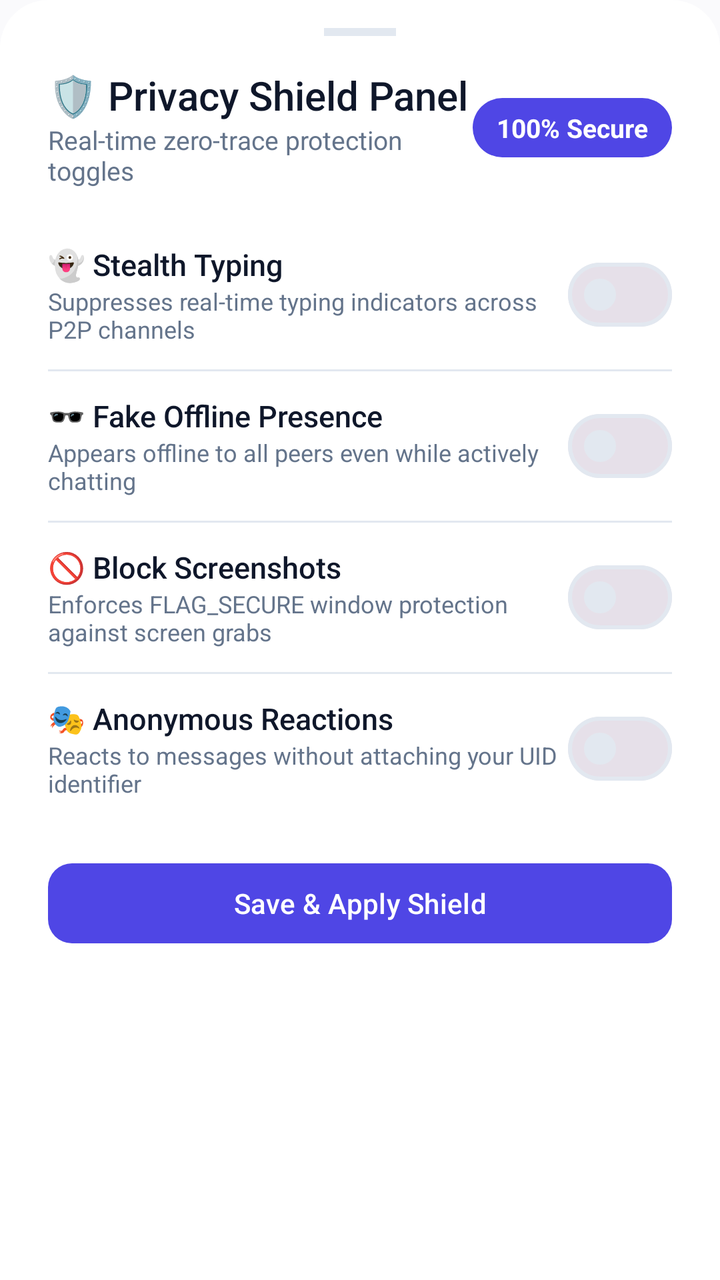
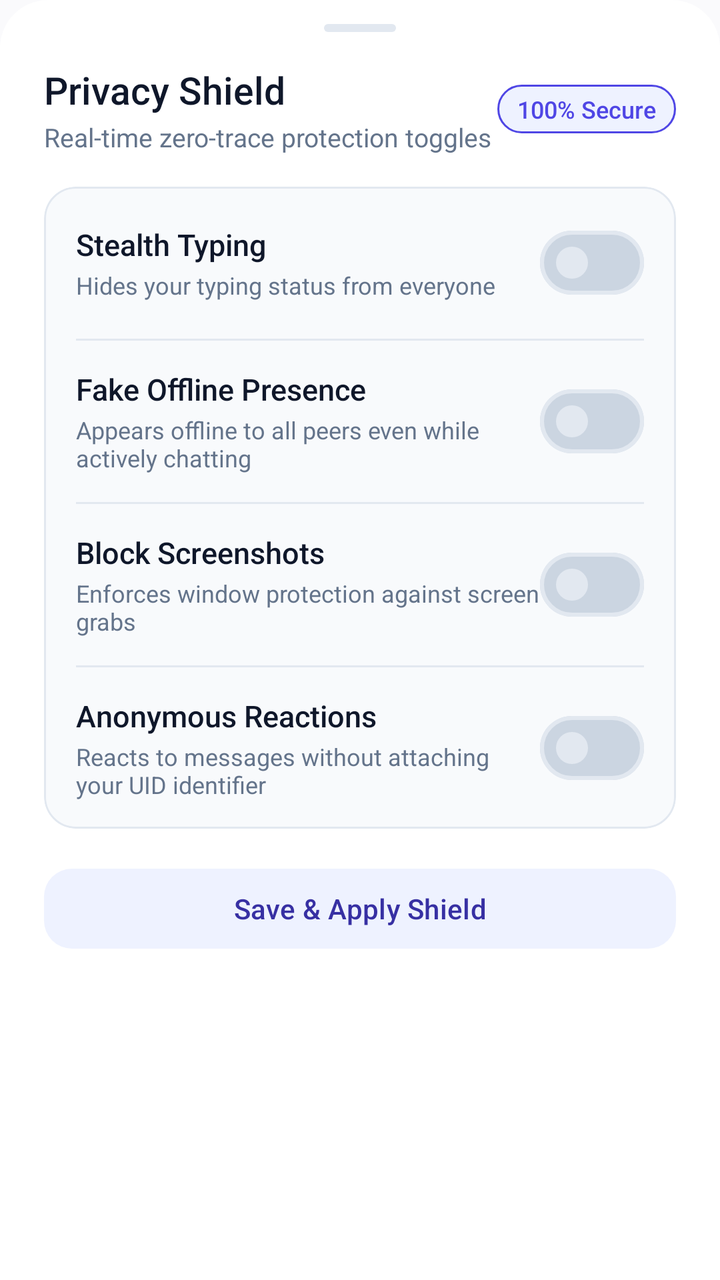

Two renders of the same Android screen: before a commit and after it. Below are the layout's source before the change and the commit's diff.
<!-- AndroidManifest.xml: application theme Theme.VEIL -->
<!-- res/layout/dialog_privacy_shield_sheet.xml -->
<?xml version="1.0" encoding="utf-8"?>
<LinearLayout xmlns:android="http://schemas.android.com/apk/res/android"
    xmlns:app="http://schemas.android.com/apk/res-auto"
    android:layout_width="match_parent"
    android:layout_height="wrap_content"
    android:orientation="vertical"
    android:background="@drawable/bottom_sheet_background"
    android:paddingStart="24dp"
    android:paddingEnd="24dp"
    android:paddingTop="14dp"
    android:paddingBottom="28dp">

    
    <View
        android:layout_width="36dp"
        android:layout_height="4dp"
        android:background="@color/colorOutline"
        android:layout_gravity="center_horizontal"
        android:layout_marginBottom="16dp" />

    <LinearLayout
        android:layout_width="match_parent"
        android:layout_height="wrap_content"
        android:orientation="horizontal"
        android:gravity="center_vertical"
        android:layout_marginBottom="16dp">

        <LinearLayout
            android:layout_width="0dp"
            android:layout_height="wrap_content"
            android:layout_weight="1"
            android:orientation="vertical">

            <TextView
                android:layout_width="wrap_content"
                android:layout_height="wrap_content"
                android:text="🛡️ Privacy Shield Panel"
                android:textColor="@color/textPrimary"
                android:textSize="20sp"
                android:fontFamily="sans-serif-medium" />

            <TextView
                android:id="@+id/tvShieldSubtitle"
                android:layout_width="wrap_content"
                android:layout_height="wrap_content"
                android:text="Real-time zero-trace protection toggles"
                android:textColor="@color/textSecondary"
                android:textSize="13sp" />
        </LinearLayout>

        <TextView
            android:id="@+id/tvPrivacyScoreBadge"
            android:layout_width="wrap_content"
            android:layout_height="wrap_content"
            android:background="@drawable/bg_pill_primary"
            android:paddingStart="12dp"
            android:paddingEnd="12dp"
            android:paddingTop="6dp"
            android:paddingBottom="6dp"
            android:text="100% Secure"
            android:textColor="@android:color/white"
            android:textStyle="bold"
            android:textSize="13sp" />
    </LinearLayout>

    
    <LinearLayout
        android:layout_width="match_parent"
        android:layout_height="wrap_content"
        android:orientation="horizontal"
        android:gravity="center_vertical"
        android:paddingTop="12dp"
        android:paddingBottom="12dp">

        <LinearLayout
            android:layout_width="0dp"
            android:layout_height="wrap_content"
            android:layout_weight="1"
            android:orientation="vertical">

            <TextView
                android:layout_width="wrap_content"
                android:layout_height="wrap_content"
                android:text="👻 Stealth Typing"
                android:textColor="@color/textPrimary"
                android:textSize="15sp"
                android:fontFamily="sans-serif-medium" />

            <TextView
                android:layout_width="wrap_content"
                android:layout_height="wrap_content"
                android:text="Suppresses real-time typing indicators across P2P channels"
                android:textColor="@color/textSecondary"
                android:textSize="12sp" />
        </LinearLayout>

        <com.google.android.material.materialswitch.MaterialSwitch
            android:id="@+id/switchStealthTyping"
            android:layout_width="wrap_content"
            android:layout_height="wrap_content" />
    </LinearLayout>

    <View
        android:layout_width="match_parent"
        android:layout_height="1dp"
        android:background="@color/colorOutline" />

    
    <LinearLayout
        android:layout_width="match_parent"
        android:layout_height="wrap_content"
        android:orientation="horizontal"
        android:gravity="center_vertical"
        android:paddingTop="12dp"
        android:paddingBottom="12dp">

        <LinearLayout
            android:layout_width="0dp"
            android:layout_height="wrap_content"
            android:layout_weight="1"
            android:orientation="vertical">

            <TextView
                android:layout_width="wrap_content"
                android:layout_height="wrap_content"
                android:text="🕶️ Fake Offline Presence"
                android:textColor="@color/textPrimary"
                android:textSize="15sp"
                android:fontFamily="sans-serif-medium" />

            <TextView
                android:layout_width="wrap_content"
                android:layout_height="wrap_content"
                android:text="Appears offline to all peers even while actively chatting"
                android:textColor="@color/textSecondary"
                android:textSize="12sp" />
        </LinearLayout>

        <com.google.android.material.materialswitch.MaterialSwitch
            android:id="@+id/switchFakeOffline"
            android:layout_width="wrap_content"
            android:layout_height="wrap_content" />
    </LinearLayout>

    <View
        android:layout_width="match_parent"
        android:layout_height="1dp"
        android:background="@color/colorOutline" />

    
    <LinearLayout
        android:layout_width="match_parent"
        android:layout_height="wrap_content"
        android:orientation="horizontal"
        android:gravity="center_vertical"
        android:paddingTop="12dp"
        android:paddingBottom="12dp">

        <LinearLayout
            android:layout_width="0dp"
            android:layout_height="wrap_content"
            android:layout_weight="1"
            android:orientation="vertical">

            <TextView
                android:layout_width="wrap_content"
                android:layout_height="wrap_content"
                android:text="🚫 Block Screenshots"
                android:textColor="@color/textPrimary"
                android:textSize="15sp"
                android:fontFamily="sans-serif-medium" />

            <TextView
                android:layout_width="wrap_content"
                android:layout_height="wrap_content"
                android:text="Enforces FLAG_SECURE window protection against screen grabs"
                android:textColor="@color/textSecondary"
                android:textSize="12sp" />
        </LinearLayout>

        <com.google.android.material.materialswitch.MaterialSwitch
            android:id="@+id/switchBlockScreenshots"
            android:layout_width="wrap_content"
            android:layout_height="wrap_content" />
    </LinearLayout>

    <View
        android:layout_width="match_parent"
        android:layout_height="1dp"
        android:background="@color/colorOutline" />

    
    <LinearLayout
        android:layout_width="match_parent"
        android:layout_height="wrap_content"
        android:orientation="horizontal"
        android:gravity="center_vertical"
        android:paddingTop="12dp"
        android:paddingBottom="12dp">

        <LinearLayout
            android:layout_width="0dp"
            android:layout_height="wrap_content"
            android:layout_weight="1"
            android:orientation="vertical">

            <TextView
                android:layout_width="wrap_content"
                android:layout_height="wrap_content"
                android:text="🎭 Anonymous Reactions"
                android:textColor="@color/textPrimary"
                android:textSize="15sp"
                android:fontFamily="sans-serif-medium" />

            <TextView
                android:layout_width="wrap_content"
                android:layout_height="wrap_content"
                android:text="Reacts to messages without attaching your UID identifier"
                android:textColor="@color/textSecondary"
                android:textSize="12sp" />
        </LinearLayout>

        <com.google.android.material.materialswitch.MaterialSwitch
            android:id="@+id/switchAnonymousReactions"
            android:layout_width="wrap_content"
            android:layout_height="wrap_content" />
    </LinearLayout>

    <com.google.android.material.button.MaterialButton
        android:id="@+id/btnCloseShield"
        style="@style/Widget.Material3.Button"
        android:layout_width="match_parent"
        android:layout_height="48dp"
        android:layout_marginTop="16dp"
        android:text="Save &amp; Apply Shield"
        app:cornerRadius="12dp" />

</LinearLayout>
<!-- resources referenced by this layout -->
<resources>
  <color name="textPrimary">#0F172A</color>
  <!-- drawable bg_pill_primary (drawable) -->
  <?xml version="1.0" encoding="utf-8"?>
  <shape xmlns:android="http://schemas.android.com/apk/res/android"
      android:shape="rectangle">
      <solid android:color="@color/colorPrimary" />
      <corners android:radius="100dp" />
  </shape>
  <color name="colorSurface">#FFFFFF</color>
  <style name="Base.Theme.VEIL" parent="Theme.Material3.DayNight.NoActionBar">
          <item name="android:statusBarColor">@android:color/transparent</item>
          <item name="android:navigationBarColor">@android:color/transparent</item>
          <item name="android:windowLightStatusBar" tools:targetApi="m">true</item>
          <item name="colorPrimary">@color/colorPrimary</item>
          <item name="colorOnPrimary">@color/colorOnPrimary</item>
          <item name="colorPrimaryContainer">@color/colorPrimaryContainer</item>
          <item name="colorOnPrimaryContainer">@color/colorOnPrimaryContainer</item>
          <item name="colorSurface">@color/colorSurface</item>
          <item name="colorSurfaceVariant">@color/colorSurfaceVariant</item>
          <item name="colorOutline">@color/colorOutline</item>
          <item name="android:colorBackground">@color/colorBackground</item>
          <item name="bottomSheetDialogTheme">@style/ModernBottomSheetDialogTheme</item>
      </style>
  <!-- unchanged entries left out for length: 12 -->
</resources>

<!-- the commit's change to res/layout/dialog_privacy_shield_sheet.xml (unified diff, before → after) -->
@@ -3,27 +3,28 @@
     xmlns:app="http://schemas.android.com/apk/res-auto"
     android:layout_width="match_parent"
     android:layout_height="wrap_content"
+    android:background="@drawable/bottom_sheet_background"
     android:orientation="vertical"
-    android:background="@drawable/bottom_sheet_background"
-    android:paddingStart="24dp"
-    android:paddingEnd="24dp"
-    android:paddingTop="14dp"
-    android:paddingBottom="28dp">
+    android:paddingStart="22dp"
+    android:paddingTop="12dp"
+    android:paddingEnd="22dp"
+    android:paddingBottom="26dp">
 
     
     <View
         android:layout_width="36dp"
         android:layout_height="4dp"
-        android:background="@color/colorOutline"
         android:layout_gravity="center_horizontal"
-        android:layout_marginBottom="16dp" />
-
+        android:layout_marginBottom="16dp"
+        android:background="@drawable/bg_persona_drag_handle" />
+
+    
     <LinearLayout
         android:layout_width="match_parent"
         android:layout_height="wrap_content"
-        android:orientation="horizontal"
+        android:layout_marginBottom="16dp"
         android:gravity="center_vertical"
-        android:layout_marginBottom="16dp">
+        android:orientation="horizontal">
 
         <LinearLayout
             android:layout_width="0dp"
@@ -34,15 +35,16 @@
             <TextView
                 android:layout_width="wrap_content"
                 android:layout_height="wrap_content"
-                android:text="🛡️ Privacy Shield Panel"
+                android:fontFamily="sans-serif-medium"
+                android:text="Privacy Shield"
                 android:textColor="@color/textPrimary"
-                android:textSize="20sp"
-                android:fontFamily="sans-serif-medium" />
+                android:textSize="19sp" />
 
             <TextView
                 android:id="@+id/tvShieldSubtitle"
                 android:layout_width="wrap_content"
                 android:layout_height="wrap_content"
+                android:layout_marginTop="2dp"
                 android:text="Real-time zero-trace protection toggles"
                 android:textColor="@color/textSecondary"
                 android:textSize="13sp" />
@@ -52,187 +54,212 @@
             android:id="@+id/tvPrivacyScoreBadge"
             android:layout_width="wrap_content"
             android:layout_height="wrap_content"
-            android:background="@drawable/bg_pill_primary"
-            android:paddingStart="12dp"
-            android:paddingEnd="12dp"
-            android:paddingTop="6dp"
-            android:paddingBottom="6dp"
+            android:background="@drawable/bg_persona_active_pill"
+            android:fontFamily="sans-serif-medium"
+            android:paddingStart="10dp"
+            android:paddingTop="4dp"
+            android:paddingEnd="10dp"
+            android:paddingBottom="4dp"
             android:text="100% Secure"
-            android:textColor="@android:color/white"
-            android:textStyle="bold"
-            android:textSize="13sp" />
+            android:textColor="@color/colorPrimary"
+            android:textSize="12sp" />
     </LinearLayout>
 
-    
-    <LinearLayout
+    <com.google.android.material.card.MaterialCardView
         android:layout_width="match_parent"
         android:layout_height="wrap_content"
-        android:orientation="horizontal"
-        android:gravity="center_vertical"
-        android:paddingTop="12dp"
-        android:paddingBottom="12dp">
+        app:cardBackgroundColor="@color/colorSurfaceContainerLow"
+        app:cardCornerRadius="16dp"
+        app:cardElevation="0dp"
+        app:strokeColor="@color/colorOutline"
+        app:strokeWidth="1dp">
 
         <LinearLayout
-            android:layout_width="0dp"
+            android:layout_width="match_parent"
             android:layout_height="wrap_content"
-            android:layout_weight="1"
-            android:orientation="vertical">
-
-            <TextView
-                android:layout_width="wrap_content"
-                android:layout_height="wrap_content"
-                android:text="👻 Stealth Typing"
-                android:textColor="@color/textPrimary"
-                android:textSize="15sp"
-                android:fontFamily="sans-serif-medium" />
-
-            <TextView
-                android:layout_width="wrap_content"
-                android:layout_height="wrap_content"
-                android:text="Suppresses real-time typing indicators across P2P channels"
-                android:textColor="@color/textSecondary"
-                android:textSize="12sp" />
+            android:orientation="vertical"
+            android:paddingStart="16dp"
+            android:paddingEnd="16dp">
+
+            
+            <LinearLayout
+                android:layout_width="match_parent"
+                android:layout_height="wrap_content"
+                android:gravity="center_vertical"
+                android:orientation="horizontal"
+                android:paddingTop="14dp"
+                android:paddingBottom="14dp">
+
+                <LinearLayout
+                    android:layout_width="0dp"
+                    android:layout_height="wrap_content"
+                    android:layout_weight="1"
+                    android:orientation="vertical">
+
+                    <TextView
+                        android:layout_width="wrap_content"
+                        android:layout_height="wrap_content"
+                        android:fontFamily="sans-serif-medium"
+                        android:text="Stealth Typing"
+                        android:textColor="@color/textPrimary"
+                        android:textSize="15sp" />
+
+                    <TextView
+                        android:layout_width="wrap_content"
+                        android:layout_height="wrap_content"
+                        android:layout_marginTop="2dp"
+                        android:text="Hides your typing status from everyone"
+                        android:textColor="@color/textSecondary"
+                        android:textSize="12sp" />
+                </LinearLayout>
+
+                <com.google.android.material.materialswitch.MaterialSwitch
+                    android:id="@+id/switchStealthTyping"
+                    android:layout_width="wrap_content"
+                    android:layout_height="wrap_content" />
+            </LinearLayout>
+
+            <View
+                android:layout_width="match_parent"
+                android:layout_height="1dp"
+                android:background="@color/colorOutline" />
+
+            
+            <LinearLayout
+                android:layout_width="match_parent"
+                android:layout_height="wrap_content"
+                android:gravity="center_vertical"
+                android:orientation="horizontal"
+                android:paddingTop="14dp"
+                android:paddingBottom="14dp">
+
+                <LinearLayout
+                    android:layout_width="0dp"
+                    android:layout_height="wrap_content"
+                    android:layout_weight="1"
+                    android:orientation="vertical">
+
+                    <TextView
+                        android:layout_width="wrap_content"
+                        android:layout_height="wrap_content"
+                        android:fontFamily="sans-serif-medium"
+                        android:text="Fake Offline Presence"
+                        android:textColor="@color/textPrimary"
+                        android:textSize="15sp" />
+
+                    <TextView
+                        android:layout_width="wrap_content"
+                        android:layout_height="wrap_content"
+                        android:layout_marginTop="2dp"
+                        android:text="Appears offline to all peers even while actively chatting"
+                        android:textColor="@color/textSecondary"
+                        android:textSize="12sp" />
+                </LinearLayout>
+
+                <com.google.android.material.materialswitch.MaterialSwitch
+                    android:id="@+id/switchFakeOffline"
+                    android:layout_width="wrap_content"
+                    android:layout_height="wrap_content" />
+            </LinearLayout>
+
+            <View
+                android:layout_width="match_parent"
+                android:layout_height="1dp"
+                android:background="@color/colorOutline" />
+
+            
+            <LinearLayout
+                android:layout_width="match_parent"
+                android:layout_height="wrap_content"
+                android:gravity="center_vertical"
+                android:orientation="horizontal"
+                android:paddingTop="14dp"
+                android:paddingBottom="14dp">
+
+                <LinearLayout
+                    android:layout_width="0dp"
+                    android:layout_height="wrap_content"
+                    android:layout_weight="1"
+                    android:orientation="vertical">
+
+                    <TextView
+                        android:layout_width="wrap_content"
+                        android:layout_height="wrap_content"
+                        android:fontFamily="sans-serif-medium"
+                        android:text="Block Screenshots"
+                        android:textColor="@color/textPrimary"
+                        android:textSize="15sp" />
+
+                    <TextView
+                        android:layout_width="wrap_content"
+                        android:layout_height="wrap_content"
+                        android:layout_marginTop="2dp"
+                        android:text="Enforces window protection against screen grabs"
+                        android:textColor="@color/textSecondary"
+                        android:textSize="12sp" />
+                </LinearLayout>
+
+                <com.google.android.material.materialswitch.MaterialSwitch
+                    android:id="@+id/switchBlockScreenshots"
+                    android:layout_width="wrap_content"
+                    android:layout_height="wrap_content" />
+            </LinearLayout>
+
+            <View
+                android:layout_width="match_parent"
+                android:layout_height="1dp"
+                android:background="@color/colorOutline" />
+
+            
+            <LinearLayout
+                android:layout_width="match_parent"
+                android:layout_height="wrap_content"
+                android:gravity="center_vertical"
+                android:orientation="horizontal"
+                android:paddingTop="14dp"
+                android:paddingBottom="14dp">
+
+                <LinearLayout
+                    android:layout_width="0dp"
+                    android:layout_height="wrap_content"
+                    android:layout_weight="1"
+                    android:orientation="vertical">
+
+                    <TextView
+                        android:layout_width="wrap_content"
+                        android:layout_height="wrap_content"
+                        android:fontFamily="sans-serif-medium"
+                        android:text="Anonymous Reactions"
+                        android:textColor="@color/textPrimary"
+                        android:textSize="15sp" />
+
+                    <TextView
+                        android:layout_width="wrap_content"
+                        android:layout_height="wrap_content"
+                        android:layout_marginTop="2dp"
+                        android:text="Reacts to messages without attaching your UID identifier"
+                        android:textColor="@color/textSecondary"
+                        android:textSize="12sp" />
+                </LinearLayout>
+
+                <com.google.android.material.materialswitch.MaterialSwitch
+                    android:id="@+id/switchAnonymousReactions"
+                    android:layout_width="wrap_content"
+                    android:layout_height="wrap_content" />
+            </LinearLayout>
+
         </LinearLayout>
-
-        <com.google.android.material.materialswitch.MaterialSwitch
-            android:id="@+id/switchStealthTyping"
-            android:layout_width="wrap_content"
-            android:layout_height="wrap_content" />
-    </LinearLayout>
-
-    <View
-        android:layout_width="match_parent"
-        android:layout_height="1dp"
-        android:background="@color/colorOutline" />
-
-    
-    <LinearLayout
-        android:layout_width="match_parent"
-        android:layout_height="wrap_content"
-        android:orientation="horizontal"
-        android:gravity="center_vertical"
-        android:paddingTop="12dp"
-        android:paddingBottom="12dp">
-
-        <LinearLayout
-            android:layout_width="0dp"
-            android:layout_height="wrap_content"
-            android:layout_weight="1"
-            android:orientation="vertical">
-
-            <TextView
-                android:layout_width="wrap_content"
-                android:layout_height="wrap_content"
-                android:text="🕶️ Fake Offline Presence"
-                android:textColor="@color/textPrimary"
-                android:textSize="15sp"
-                android:fontFamily="sans-serif-medium" />
-
-            <TextView
-                android:layout_width="wrap_content"
-                android:layout_height="wrap_content"
-                android:text="Appears offline to all peers even while actively chatting"
-                android:textColor="@color/textSecondary"
-                android:textSize="12sp" />
-        </LinearLayout>
-
-        <com.google.android.material.materialswitch.MaterialSwitch
-            android:id="@+id/switchFakeOffline"
-            android:layout_width="wrap_content"
-            android:layout_height="wrap_content" />
-    </LinearLayout>
-
-    <View
-        android:layout_width="match_parent"
-        android:layout_height="1dp"
-        android:background="@color/colorOutline" />
-
-    
-    <LinearLayout
-        android:layout_width="match_parent"
-        android:layout_height="wrap_content"
-        android:orientation="horizontal"
-        android:gravity="center_vertical"
-        android:paddingTop="12dp"
-        android:paddingBottom="12dp">
-
-        <LinearLayout
-            android:layout_width="0dp"
-            android:layout_height="wrap_content"
-            android:layout_weight="1"
-            android:orientation="vertical">
-
-            <TextView
-                android:layout_width="wrap_content"
-                android:layout_height="wrap_content"
-                android:text="🚫 Block Screenshots"
-                android:textColor="@color/textPrimary"
-                android:textSize="15sp"
-                android:fontFamily="sans-serif-medium" />
-
-            <TextView
-                android:layout_width="wrap_content"
-                android:layout_height="wrap_content"
-                android:text="Enforces FLAG_SECURE window protection against screen grabs"
-                android:textColor="@color/textSecondary"
-                android:textSize="12sp" />
-        </LinearLayout>
-
-        <com.google.android.material.materialswitch.MaterialSwitch
-            android:id="@+id/switchBlockScreenshots"
-            android:layout_width="wrap_content"
-            android:layout_height="wrap_content" />
-    </LinearLayout>
-
-    <View
-        android:layout_width="match_parent"
-        android:layout_height="1dp"
-        android:background="@color/colorOutline" />
-
-    
-    <LinearLayout
-        android:layout_width="match_parent"
-        android:layout_height="wrap_content"
-        android:orientation="horizontal"
-        android:gravity="center_vertical"
-        android:paddingTop="12dp"
-        android:paddingBottom="12dp">
-
-        <LinearLayout
-            android:layout_width="0dp"
-            android:layout_height="wrap_content"
-            android:layout_weight="1"
-            android:orientation="vertical">
-
-            <TextView
-                android:layout_width="wrap_content"
-                android:layout_height="wrap_content"
-                android:text="🎭 Anonymous Reactions"
-                android:textColor="@color/textPrimary"
-                android:textSize="15sp"
-                android:fontFamily="sans-serif-medium" />
-
-            <TextView
-                android:layout_width="wrap_content"
-                android:layout_height="wrap_content"
-                android:text="Reacts to messages without attaching your UID identifier"
-                android:textColor="@color/textSecondary"
-                android:textSize="12sp" />
-        </LinearLayout>
-
-        <com.google.android.material.materialswitch.MaterialSwitch
-            android:id="@+id/switchAnonymousReactions"
-            android:layout_width="wrap_content"
-            android:layout_height="wrap_content" />
-    </LinearLayout>
+    </com.google.android.material.card.MaterialCardView>
 
     <com.google.android.material.button.MaterialButton
         android:id="@+id/btnCloseShield"
-        style="@style/Widget.Material3.Button"
+        style="@style/Widget.Material3.Button.TonalButton"
         android:layout_width="match_parent"
         android:layout_height="48dp"
         android:layout_marginTop="16dp"
+        android:fontFamily="sans-serif-medium"
         android:text="Save &amp; Apply Shield"
-        app:cornerRadius="12dp" />
+        android:textSize="14sp"
+        app:cornerRadius="14dp" />
 
 </LinearLayout>
<!-- resource entries referenced after the edit -->
@@ -1,12 +1,23 @@
 <!-- resources referenced by this layout -->
 <resources>
+  <color name="colorSurfaceContainerLow">#F8FAFC</color>
   <color name="textPrimary">#0F172A</color>
-  <!-- drawable bg_pill_primary (drawable) -->
+  <!-- drawable bg_persona_active_pill (drawable) -->
   <?xml version="1.0" encoding="utf-8"?>
   <shape xmlns:android="http://schemas.android.com/apk/res/android"
       android:shape="rectangle">
-      <solid android:color="@color/colorPrimary" />
-      <corners android:radius="100dp" />
+      <solid android:color="@color/colorPrimaryContainer" />
+      <stroke
+          android:width="1dp"
+          android:color="@color/colorPrimary" />
+      <corners android:radius="13dp" />
+  </shape>
+  <!-- drawable bg_persona_drag_handle (drawable) -->
+  <?xml version="1.0" encoding="utf-8"?>
+  <shape xmlns:android="http://schemas.android.com/apk/res/android"
+      android:shape="rectangle">
+      <solid android:color="@color/colorOutline" />
+      <corners android:radius="2dp" />
   </shape>
   <color name="colorSurface">#FFFFFF</color>
   <style name="Base.Theme.VEIL" parent="Theme.Material3.DayNight.NoActionBar">
@@ -17,12 +28,45 @@
           <item name="colorOnPrimary">@color/colorOnPrimary</item>
           <item name="colorPrimaryContainer">@color/colorPrimaryContainer</item>
           <item name="colorOnPrimaryContainer">@color/colorOnPrimaryContainer</item>
+          <item name="colorSecondary">@color/colorSecondary</item>
+          <item name="colorOnSecondary">@color/colorOnSecondary</item>
+          <item name="colorSecondaryContainer">@color/colorSecondaryContainer</item>
+          <item name="colorOnSecondaryContainer">@color/colorOnSecondaryContainer</item>
+          <item name="colorTertiary">@color/colorTertiary</item>
+          <item name="colorOnTertiary">@color/colorOnTertiary</item>
+          <item name="colorTertiaryContainer">@color/colorTertiaryContainer</item>
+          <item name="colorOnTertiaryContainer">@color/colorOnTertiaryContainer</item>
           <item name="colorSurface">@color/colorSurface</item>
+          <item name="colorOnSurface">@color/colorOnSurface</item>
           <item name="colorSurfaceVariant">@color/colorSurfaceVariant</item>
+          <item name="colorOnSurfaceVariant">@color/colorOnSurfaceVariant</item>
+          <item name="colorSurfaceDim">@color/colorSurfaceDim</item>
+          <item name="colorSurfaceBright">@color/colorSurfaceBright</item>
+          <item name="colorSurfaceContainerLowest">@color/colorSurfaceContainerLowest</item>
+          <item name="colorSurfaceContainerLow">@color/colorSurfaceContainerLow</item>
+          <item name="colorSurfaceContainer">@color/colorSurfaceContainer</item>
+          <item name="colorSurfaceContainerHigh">@color/colorSurfaceContainerHigh</item>
+          <item name="colorSurfaceContainerHighest">@color/colorSurfaceContainerHighest</item>
           <item name="colorOutline">@color/colorOutline</item>
           <item name="android:colorBackground">@color/colorBackground</item>
           <item name="bottomSheetDialogTheme">@style/ModernBottomSheetDialogTheme</item>
       </style>
+  <color name="colorSecondary">#0D9488</color>
+  <color name="colorOnSecondary">#FFFFFF</color>
+  <color name="colorSecondaryContainer">#EEF2FF</color>
+  <color name="colorOnSecondaryContainer">#3730A3</color>
+  <color name="colorTertiary">#06B6D4</color>
+  <color name="colorOnTertiary">#FFFFFF</color>
+  <color name="colorTertiaryContainer">#ECFEFF</color>
+  <color name="colorOnTertiaryContainer">#155E75</color>
+  <color name="colorOnSurface">#0F172A</color>
+  <color name="colorOnSurfaceVariant">#475569</color>
+  <color name="colorSurfaceDim">#E2E8F0</color>
+  <color name="colorSurfaceBright">#FFFFFF</color>
+  <color name="colorSurfaceContainerLowest">#FFFFFF</color>
+  <color name="colorSurfaceContainer">#F1F5F9</color>
+  <color name="colorSurfaceContainerHigh">#E2E8F0</color>
+  <color name="colorSurfaceContainerHighest">#CBD5E1</color>
   <!-- unchanged entries left out for length: 12 -->
 </resources>
 
